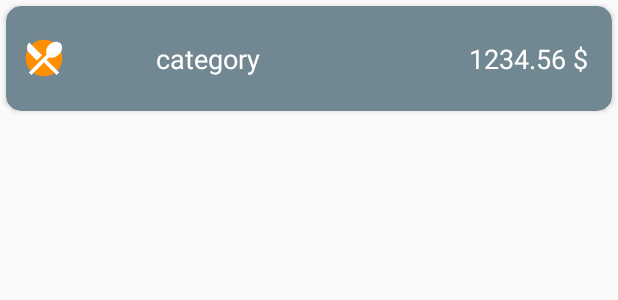
After one commit to bendezu/yamobdevschool-finances, an Android app: the layout record_item.xml on its own in the app's theme, with its tools: preview values and no code run, on a phone screen of 412 x 824 dp. The commit adds this screen. Shown: the top 300 px of the screen. Run offline under Robolectric (Android 15) with nearby library versions, the phone set to English and light mode, and no system bars.

Commit message:
Add record list for accounts

```diff
--- a/app/src/main/java/com/bendezu/yandexfinances/addRecord/AddRecordFragment.kt
+++ b/app/src/main/java/com/bendezu/yandexfinances/addRecord/AddRecordFragment.kt
@@ -1,6 +1,7 @@
 package com.bendezu.yandexfinances.addRecord
 
 import android.content.Context
+import android.content.Context.MODE_PRIVATE
 import android.os.Bundle
 import android.support.v4.app.Fragment
 import android.support.v4.content.ContextCompat.getColor
@@ -14,6 +15,7 @@ import com.bendezu.yandexfinances.adapter.CategorySpinnerAdapter
 import com.bendezu.yandexfinances.adapter.CurrencySpinnerAdapter
 import com.bendezu.yandexfinances.model.categories
 import com.bendezu.yandexfinances.model.currencies
+import com.bendezu.yandexfinances.settings.PREF_PRIMARY_CURRENCY_KEY
 import com.bendezu.yandexfinances.util.RevealAnimationSetting
 import com.bendezu.yandexfinances.util.registerCircularRevealAnimation
 import kotlinx.android.synthetic.main.fragment_add_record.*
@@ -78,6 +80,8 @@ class AddRecordFragment : Fragment(), AddRecordContract.View {
                 presenter.onCurrencyChanged(currencies[position])
             }
         }
+        val primaryCurrencyId = context.getSharedPreferences("", MODE_PRIVATE).getInt(PREF_PRIMARY_CURRENCY_KEY, 0)
+        currencySpinner.setSelection(primaryCurrencyId)
 
         super.onViewCreated(view, savedInstanceState)
     }
--- a/app/src/main/java/com/bendezu/yandexfinances/model/DummyData.kt
+++ b/app/src/main/java/com/bendezu/yandexfinances/model/DummyData.kt
@@ -31,6 +31,10 @@ val records = arrayOf(
         Record(0, RecordType.INCOME, BigDecimal(10), 1, 0),
         Record(0, RecordType.EXPENSE, BigDecimal(5), 1, 1),
         Record(0, RecordType.INCOME, BigDecimal(10), 1, 0),
+        Record(0, RecordType.EXPENSE, BigDecimal(1), 1, 2),
+        Record(0, RecordType.EXPENSE, BigDecimal(2), 1, 2),
+        Record(0, RecordType.EXPENSE, BigDecimal(2), 1, 3),
+        Record(0, RecordType.EXPENSE, BigDecimal(3), 1, 1),
 
         Record(1, RecordType.INCOME, BigDecimal(20), 1, 0),
         Record(1, RecordType.EXPENSE, BigDecimal(10), 1, 3),
--- a/app/src/main/java/com/bendezu/yandexfinances/network/CurrencyApi.kt
+++ b/app/src/main/java/com/bendezu/yandexfinances/network/CurrencyApi.kt
@@ -3,6 +3,7 @@ package com.bendezu.yandexfinances.network
 import com.bendezu.yandexfinances.model.Currency
 import kotlinx.coroutines.experimental.android.UI
 import kotlinx.coroutines.experimental.launch
+import org.json.JSONObject
 import java.io.BufferedReader
 import java.io.IOException
 import java.io.InputStreamReader
@@ -42,7 +43,9 @@ fun convertSync(from: String, to: String): String {
             val streamReader = InputStreamReader(connection.inputStream)
             val reader = BufferedReader(streamReader)
             val response = reader.readLine()
-            return response.substring(response.indexOf(':') + 1, response.length - 1)
+            val jsonObject = JSONObject(response)
+            return jsonObject.getString("${from}_${to}")
+            //return response.substring(response.indexOf(':') + 1, response.length - 1)
         }
         else -> {
             throw IOException("Error")
--- /dev/null
+++ b/app/src/main/res/layout/record_item.xml
@@ -0,0 +1,41 @@
+<?xml version="1.0" encoding="utf-8"?>
+<android.support.v7.widget.CardView xmlns:android="http://schemas.android.com/apk/res/android"
+    xmlns:app="http://schemas.android.com/apk/res-auto"
+    android:layout_width="match_parent"
+    android:layout_height="70dp"
+    xmlns:tools="http://schemas.android.com/tools"
+    app:cardCornerRadius="10dp"
+    android:padding="8dp"
+    android:layout_margin="4dp"
+    app:cardBackgroundColor="@color/colorPrimaryLight">
+
+    <ImageView
+        android:id="@+id/recordIcon"
+        android:layout_width="40dp"
+        android:layout_height="40dp"
+        android:padding="5dp"
+        android:layout_margin="5dp"
+        tools:src="@drawable/ic_food_24dp"
+        android:layout_gravity="center_vertical|start"/>
+
+    <TextView
+        android:id="@+id/recordLabel"
+        android:layout_width="wrap_content"
+        android:layout_height="wrap_content"
+        android:layout_gravity="center_vertical"
+        android:layout_marginStart="100dp"
+        android:textSize="18sp"
+        android:textColor="@color/colorTextPrimary"
+        tools:text="category"/>
+
+    <TextView
+        android:id="@+id/recordAmount"
+        android:layout_width="wrap_content"
+        android:layout_height="wrap_content"
+        android:layout_gravity="center_vertical|end"
+        android:layout_margin="16dp"
+        android:textSize="18sp"
+        android:textColor="@color/colorTextPrimary"
+        tools:text="1234.56 $"/>
+
+</android.support.v7.widget.CardView>
```
Also changed, not shown: app/src/main/java/com/bendezu/yandexfinances/accountFeed/FeedFragment.kt (+10 -0 lines), app/src/main/java/com/bendezu/yandexfinances/adapter/RecordRecyclerViewAdapter.kt (added, +52 -0 lines), app/src/main/res/drawable/gradient_account.xml (added, +12 -0 lines), app/src/main/res/layout/fragment_feed.xml (+4 -115 lines), 1 other file.
